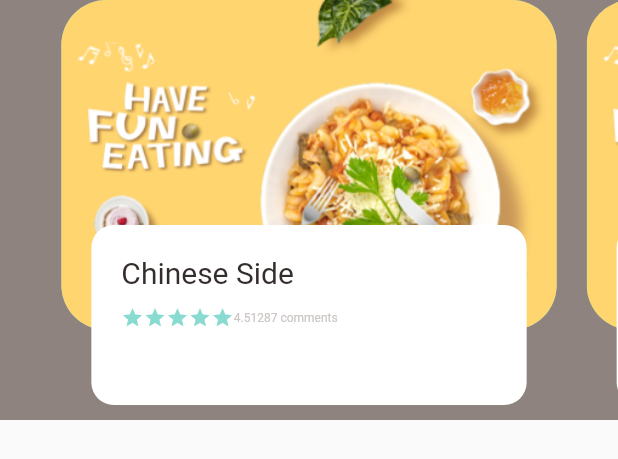
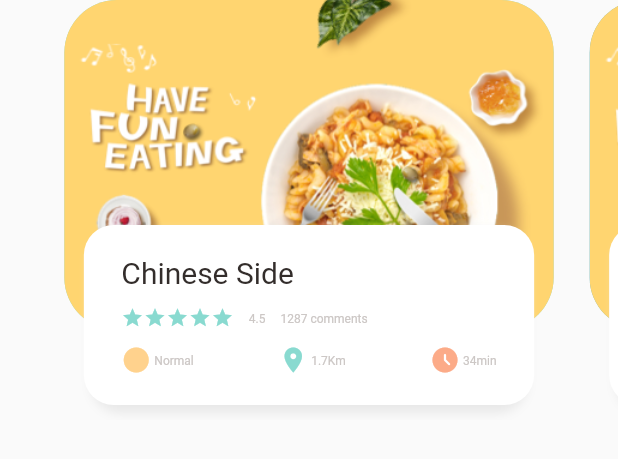
Before and after one commit to JJAHMEDAMER/food-delivery-app, a Flutter app: the MainCardCenter widget shown alone on an empty page, opened directly, on a phone screen of 412 x 824 dp. Shown: the top 459 px of the screen. Run offline on Flutter 3.47's test engine with Material 2 defaults, Android fonts, the phone set to English and light mode, and no system bars.

Commit message:
add shadows

```diff
--- a/lib/pages/home_page/main_card_center.dart
+++ b/lib/pages/home_page/main_card_center.dart
@@ -4,6 +4,7 @@ import 'package:flutter/src/widgets/container.dart';
 import 'package:flutter/src/widgets/framework.dart';
 import 'package:food_delivery_app/util/colors.dart';
 import 'package:food_delivery_app/widgets/app_text.dart';
+import 'package:food_delivery_app/widgets/icon_text_widget.dart';
 
 class MainCardCenter extends StatefulWidget {
   const MainCardCenter({super.key});
@@ -20,7 +21,6 @@ class _MainCardCenterState extends State<MainCardCenter> {
       // page builder is for the scrolling
       // stack widget allows for elements to be on top of each other
       height: 280,
-      color: AppColors.paraColor,
       child: PageView.builder(
           controller: showpage, // show a part of the next card
           //note that the space between is from the margin and page view has nothing to do with the spaces
@@ -36,44 +36,75 @@ Widget _buildPageItem(int index) {
   return Stack(
     children: [
       Container(
-          margin: EdgeInsets.only(left: 10, right: 10),
+        margin: EdgeInsets.only(left: 12, right: 12),
         height: 220,
         decoration: BoxDecoration(
-            borderRadius: BorderRadius.circular(30),
-            color:
-                index.isEven ? AppColors.mainColor : AppColors.mainColorDarker,
+          borderRadius: BorderRadius.circular(35),
+          color: index.isEven ? AppColors.mainColor : AppColors.mainColorDarker,
           image: DecorationImage(
             fit: BoxFit.cover,
             image: AssetImage('assets/image/food0.png'),
           ),
-          )),
+        ),
+      ),
       Align(
         alignment: Alignment.bottomCenter,
         child: Container(
           decoration: BoxDecoration(
               color: Colors.white,
-            borderRadius: BorderRadius.circular(15),
-          ),
+              borderRadius: BorderRadius.circular(20),
+              boxShadow: [
+                BoxShadow(
+                    blurRadius: 5,
+                    color: AppColors.shadow,
+                    offset: const Offset(0, 5)),
+                // This box shadow is to color over the side shadows
+                const BoxShadow(
+                    color: Colors.white,
+                    offset: Offset(-5, 0)),
+                const BoxShadow(
+                    color: Colors.white,
+                    offset: const Offset(5, 0)),
+              ]),
           height: 120,
-          margin: EdgeInsets.only(left: 30, right: 30, bottom: 10), // the bottom padding is for the shadow to have space
+          margin: EdgeInsets.only(
+              left: 30,
+              right: 30,
+              bottom: 10), // the bottom padding is for the shadow to have space
           padding: EdgeInsets.all(20),
           child: Column(
             crossAxisAlignment: CrossAxisAlignment.start,
+            mainAxisAlignment: MainAxisAlignment.spaceBetween,
             children: [
               AppText(
                 text: 'Chinese Side',
                 size: 20,
                 color: AppColors.mainBlackColor,
               ),
-              SizedBox(height: 10,),
+              //SizedBox(height: 10),
               Row(
                 children: [
                   Wrap(
-                    children: List.generate(5, (index) => Icon(Icons.star, color: AppColors.mainColor, size: 15,))
+                    children: List.generate(
+                      5,
+                      (index) => Icon(
+                        Icons.star,
+                        color: AppColors.mainColor,
+                        size: 15,
                       ),
+                    ),
+                  ),
+                  SizedBox(width: 10),
                   AppTextSmall(text: '4.5'),
+                  SizedBox(width: 10),
                   AppTextSmall(text: '1287 comments'),
                 ],
+              ),
+              //SizedBox(height: 10),
+              IconTextWidget(
+                text: 'Normal',
+                distance: '1.7Km',
+                time: '34min',
               )
             ],
           ),
```
Lines whose indentation alone changed are shown as unchanged.
